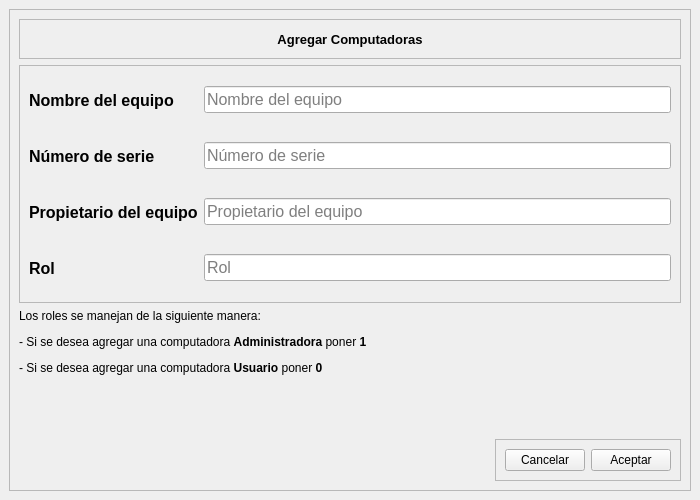
First picture: the form in ui/ui_files/AgregarComputadoras.ui, repository Salinas03/Sistema-Seguridad, before the edit.
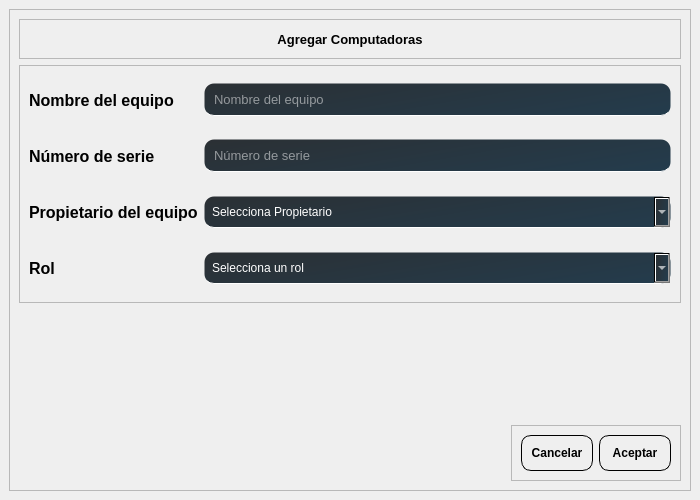
Second picture: the form after the edit. Icons and pictures are not drawn.

Patch:
```diff
--- a/ui/ui_files/AgregarComputadoras.ui
+++ b/ui/ui_files/AgregarComputadoras.ui
@@ -23,7 +23,41 @@
    </size>
   </property>
   <property name="windowTitle">
-   <string>MainWindow</string>
+   <string>Agregar computadoras</string>
+  </property>
+  <property name="windowIcon">
+   <iconset>
+    <normaloff>../assets/icons/LOGO.svg</normaloff>../assets/icons/LOGO.svg</iconset>
+  </property>
+  <property name="styleSheet">
+   <string notr="true">QLineEdit,QComboBox{
+border:1px solid rgba(0,0,0,0);
+background:qlineargradient(x1:0, y1:0, x2:2.5 y2:1, stop:0 #2B3034, stop:1 #1C4968);
+border-radius:10px;
+border-bottom-color:rgba(255,255,255,255);
+color:rgb(255,255,255);
+font: 75 10pt &quot;MS Shell Dlg 2&quot;;
+padding:7px;
+}
+
+
+QPushButton{
+    text-decoration: none;
+    width:50%;
+    padding:10px;
+    border: 1px solid black;
+    border-radius:10px;
+    text-decoration: none;
+    color:black;
+    font-weight: bold;
+    text-align: center;
+    font-size: 12px;
+}
+
+QPushButton:hover{
+    background:qlineargradient(x1:0, y1:0, x2:2.5 y2:1, stop:0 #2B3034, stop:1 #1C4968);;
+    color:white;
+}</string>
   </property>
   <widget class="QWidget" name="centralwidget">
    <layout class="QGridLayout" name="gridLayout">
@@ -125,7 +159,11 @@
            <widget class="QLineEdit" name="nombre_equipo_txt">
             <property name="font">
              <font>
-              <pointsize>12</pointsize>
+              <family>MS Shell Dlg 2</family>
+              <pointsize>10</pointsize>
+              <weight>9</weight>
+              <italic>false</italic>
+              <bold>false</bold>
              </font>
             </property>
             <property name="placeholderText">
@@ -157,7 +195,11 @@
            <widget class="QLineEdit" name="num_serie_txt">
             <property name="font">
              <font>
-              <pointsize>12</pointsize>
+              <family>MS Shell Dlg 2</family>
+              <pointsize>10</pointsize>
+              <weight>9</weight>
+              <italic>false</italic>
+              <bold>false</bold>
              </font>
             </property>
             <property name="placeholderText">
@@ -185,18 +227,6 @@
             </property>
            </widget>
           </item>
-          <item row="2" column="1">
-           <widget class="QLineEdit" name="propietario_equipo_txt">
-            <property name="font">
-             <font>
-              <pointsize>12</pointsize>
-             </font>
-            </property>
-            <property name="placeholderText">
-             <string>Propietario del equipo</string>
-            </property>
-           </widget>
-          </item>
           <item row="3" column="0">
            <widget class="QLabel" name="label_13">
             <property name="minimumSize">
@@ -217,16 +247,32 @@
             </property>
            </widget>
           </item>
+          <item row="2" column="1">
+           <widget class="QComboBox" name="propietario_cmbx">
+            <item>
+             <property name="text">
+              <string>Selecciona Propietario</string>
+             </property>
+            </item>
+           </widget>
+          </item>
           <item row="3" column="1">
-           <widget class="QLineEdit" name="rol_txt">
-            <property name="font">
-             <font>
-              <pointsize>12</pointsize>
-             </font>
-            </property>
-            <property name="placeholderText">
-             <string>Rol</string>
-            </property>
+           <widget class="QComboBox" name="rol_cmbx">
+            <item>
+             <property name="text">
+              <string>Selecciona un rol</string>
+             </property>
+            </item>
+            <item>
+             <property name="text">
+              <string>Administrador - 1</string>
+             </property>
+            </item>
+            <item>
+             <property name="text">
+              <string>Usuario - 0</string>
+             </property>
+            </item>
            </widget>
           </item>
          </layout>
@@ -235,7 +281,7 @@
        <item>
         <widget class="QLabel" name="label_2">
          <property name="text">
-          <string>&lt;html&gt;&lt;head/&gt;&lt;body&gt;&lt;p&gt;Los roles se manejan de la siguiente manera:&lt;/p&gt;&lt;p&gt;- Si se desea agregar una computadora &lt;span style=&quot; font-weight:600;&quot;&gt;Administradora&lt;/span&gt; poner &lt;span style=&quot; font-weight:600;&quot;&gt;1&lt;/span&gt;&lt;/p&gt;&lt;p&gt;- Si se desea agregar una computadora &lt;span style=&quot; font-weight:600;&quot;&gt;Usuario&lt;/span&gt; poner &lt;span style=&quot; font-weight:600;&quot;&gt;0&lt;/span&gt;&lt;/p&gt;&lt;p&gt;&lt;br/&gt;&lt;/p&gt;&lt;/body&gt;&lt;/html&gt;</string>
+          <string>&lt;html&gt;&lt;head/&gt;&lt;body&gt;&lt;p&gt;&lt;br/&gt;&lt;/p&gt;&lt;/body&gt;&lt;/html&gt;</string>
          </property>
         </widget>
        </item>
```
